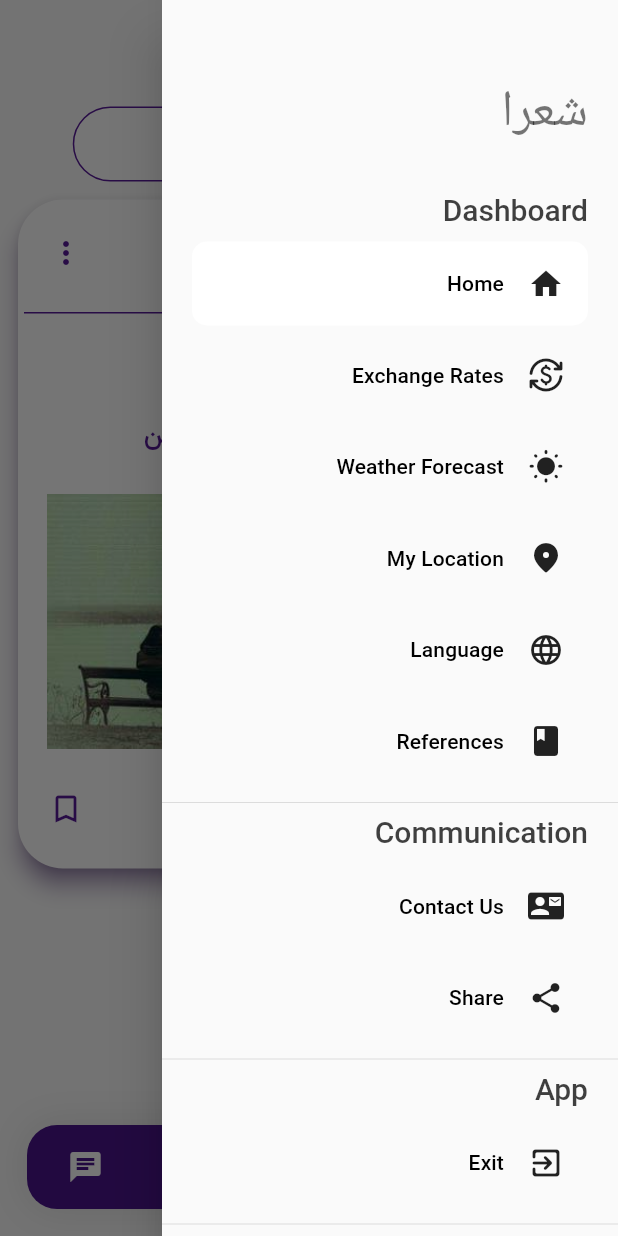
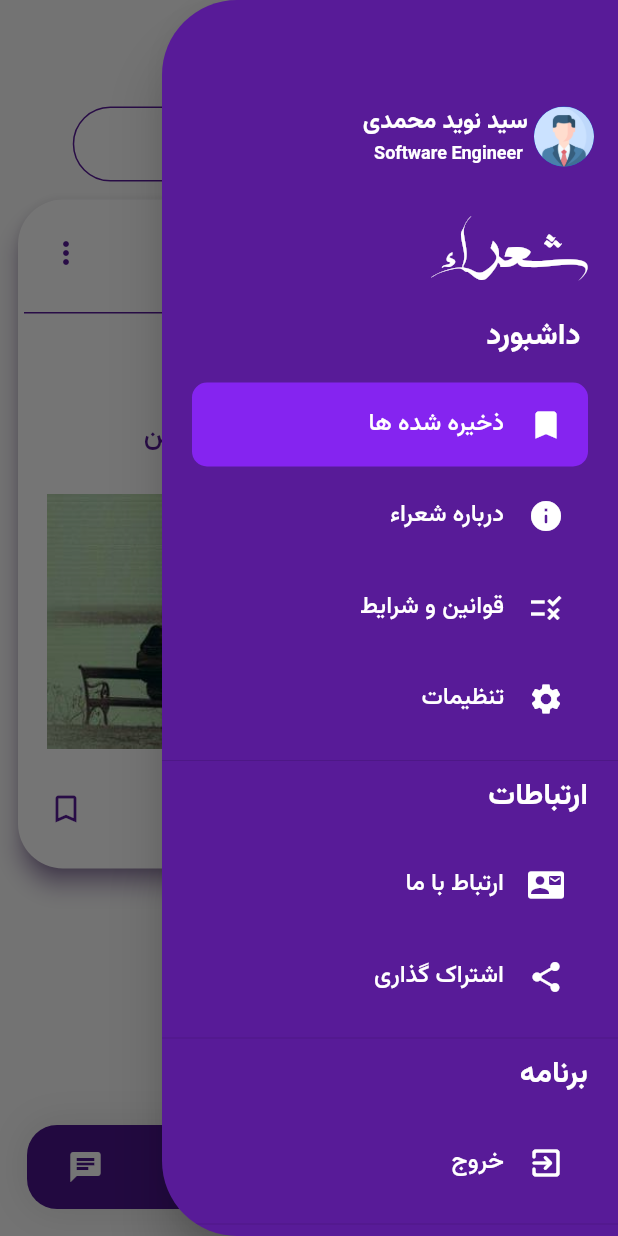
Before and after one commit to SayedNawid/shohaara, a Flutter app: the MainPage screen opened directly, with the side drawer open, on a phone screen of 412 x 824 dp. Run offline on Flutter 3.47's test engine with Material 2 defaults, Android fonts, the light colour scheme and no system bars; drawn by our look-alikes of google_nav_bar; our stand-ins replace firebase_core, firebase_database, font_awesome_flutter, line_icons, slide_to_act, smooth_page_indicator; accounts and stored records are empty.

Commit message:
small changes

```diff
--- a/lib/FireBase/Users.dart
+++ b/lib/FireBase/Users.dart
@@ -40,7 +40,7 @@ Future<void> editUserFromFirebaseDatabase(
   try {
     var userModels = await databaseReference.child('Users').get();
     if (userModels.exists) {
-      UserModel userModel = UserModel();
+      UserModel userModel = UserModel(userEmail: '');
       var userModelsMap = userModels.value as Map;
       for (var userModel in userModelsMap.values) {
         userModel = UserModel.fromMap(userModel);
@@ -73,7 +73,7 @@ Future<void> deleteUserFromFirebaseDatabase(
 Future<void> deleteUserFromFirebase(String userModelId) async {
   var userModels = await databaseReference.child('Users').get();
   if (userModels.exists) {
-    UserModel userModel = UserModel();
+    UserModel userModel = new UserModel(userEmail: userEmail);
     var userModelsMap = userModels.value as Map;
     for (var userModel in userModelsMap.values) {
       userModel = UserModel.fromMap(userModel);
--- a/lib/LoginScreens/sign_up_page.dart
+++ b/lib/LoginScreens/sign_up_page.dart
@@ -147,7 +147,9 @@ class _SignUpPageState extends State<SignUpPage> {
                     SizedBox(
                       height: 8,
                     ),
-                    ButtonConfirm(),
+                    ButtonConfirm(
+                      onPressed: (){},
+                    ),
                     Container(
                       alignment: Alignment.bottomCenter,
                       width: 300,
--- a/lib/navigation/custom_drawer_widget.dart
+++ b/lib/navigation/custom_drawer_widget.dart
@@ -1,37 +1,28 @@
 import 'package:flutter/material.dart';
 
+import '../constants.dart';
 import 'drawer_category_items_list_widget.dart';
 
 List<Map<String, dynamic>> dashboardDrawerItemsList = [
-  {'category_index': 1, 'icon': Icons.home, 'title': 'Home'},
   {
     'category_index': 1,
-    'icon': Icons.currency_exchange_rounded,
-    'title': 'Exchange Rates'
+    'icon': Icons.bookmark,
+    'title': 'ذخیره شده ها',
   },
-  {
-    'category_index': 1,
-    'icon': Icons.wb_sunny_rounded,
-    'title': 'Weather Forecast'
-  },
-  {
-    'category_index': 1,
-    'icon': Icons.location_on_rounded,
-    'title': 'My Location'
-  },
-  {'category_index': 1, 'icon': Icons.language_rounded, 'title': 'Language'},
-  {'category_index': 1, 'icon': Icons.book_rounded, 'title': 'References'},
+  {'category_index': 1, 'icon': Icons.info_rounded, 'title': 'درباره شعراء'},
+  {'category_index': 1, 'icon': Icons.rule, 'title': 'قوانین و شرایط'},
+  {'category_index': 1, 'icon': Icons.settings, 'title': 'تنظیمات'},
 ];
 List<Map<String, dynamic>> communicationDrawerItemsList = [
   {
     'category_index': 2,
     'icon': Icons.contact_mail_rounded,
-    'title': 'Contact Us'
+    'title': 'ارتباط با ما'
   },
-  {'category_index': 2, 'icon': Icons.share_rounded, 'title': 'Share'},
+  {'category_index': 2, 'icon': Icons.share_rounded, 'title': 'اشتراک گذاری'},
 ];
 List<Map<String, dynamic>> appDrawerItemsList = [
-  {'category_index': 3, 'icon': Icons.exit_to_app_rounded, 'title': 'Exit'},
+  {'category_index': 3, 'icon': Icons.exit_to_app_rounded, 'title': 'خروج'},
 ];
 
 class CustomDrawerWidget extends StatelessWidget {
@@ -48,6 +39,10 @@ class CustomDrawerWidget extends StatelessWidget {
   Widget build(BuildContext context) {
     return SafeArea(
       child: Drawer(
+        shape: RoundedRectangleBorder(
+            borderRadius: BorderRadius.only(
+                topLeft: Radius.circular(50), bottomLeft: Radius.circular(50))),
+        backgroundColor: kPrimaryColor,
         child: SingleChildScrollView(
           physics: const BouncingScrollPhysics(),
           reverse: true,
@@ -55,33 +50,77 @@ class CustomDrawerWidget extends StatelessWidget {
             crossAxisAlignment: CrossAxisAlignment.end,
             children: [
               Padding(
+                padding: const EdgeInsets.all(16.0),
+                child: Directionality(
+                  textDirection: TextDirection.rtl,
+                  child: Row(
+                    children: [
+                      CircleAvatar(
+                        backgroundImage: AssetImage("images/profile.png"),
+                      ),
+                      Column(
+                        children: [
+                          Text(
+                            " سید نوید محمدی",
+                            style: TextStyle(
+                                fontFamily: "Vazir",
+                                fontSize: 16,
+                                fontWeight: FontWeight.bold,
+                                color: Colors.white),
+                          ),
+                          Text(
+                            "Software Engineer",
+                            style: TextStyle(
+                                fontFamily: "Vazir",
+                                fontSize: 12,
+                                fontWeight: FontWeight.bold,
+                                color: Colors.white),
+                          )
+                        ],
+                      )
+                    ],
+                  ),
+                ),
+              ),
+              Padding(
                 padding:
-                    const EdgeInsets.symmetric(horizontal: 20, vertical: 30),
+                    const EdgeInsets.symmetric(horizontal: 20, vertical: 10),
                 child: Text(
-                  'شعرا',
+                  'شعراء',
                   textAlign: TextAlign.center,
-                  style: Theme.of(context).textTheme.headlineMedium,
+                  style: TextStyle(
+                      shadows: [
+                        Shadow(
+                          color: kPrimaryColor.withOpacity(0.4),
+                          blurRadius: 18.0,
+                          offset: Offset(5.0, 7.0),
+                        ),
+                      ],
+                      fontSize: 40,
+                      fontFamily: "A.Ali_banner3az.ir",
+                      fontWeight: FontWeight.w500,
+                      color: Colors.white),
                 ),
               ),
               DrawerCategoryItemsListWidget(
                 onTap: onTap,
                 currentDrawerIndex: currentDrawerIndex,
                 flagIndex: 1,
-                title: 'Dashboard',
+                title: 'داشبورد ',
                 itemsList: dashboardDrawerItemsList,
               ),
               DrawerCategoryItemsListWidget(
                 onTap: onTap,
                 currentDrawerIndex: currentDrawerIndex,
                 flagIndex: 2,
-                title: 'Communication',
+                title: 'ارتباطات',
                 itemsList: communicationDrawerItemsList,
               ),
               DrawerCategoryItemsListWidget(
                 onTap: onTap,
                 currentDrawerIndex: currentDrawerIndex,
                 flagIndex: 3,
-                title: 'App',
+                title: 'برنامه',
                 itemsList: appDrawerItemsList,
               ),
             ],
--- a/lib/navigation/drawer_category_items_list_widget.dart
+++ b/lib/navigation/drawer_category_items_list_widget.dart
@@ -27,18 +27,13 @@ class DrawerCategoryItemsListWidget extends StatelessWidget {
           child: Column(
             crossAxisAlignment: CrossAxisAlignment.end,
             children: [
-              Text(
-                title,
-                style: Theme.of(context).textTheme.titleLarge!.copyWith(
-                      color: Theme.of(context)
-                          .textTheme
-                          .titleLarge!
-                          .color!
-                          .withOpacity(0.75),
-                    ),
-              ),
+              Text(title,
+                  style: Theme.of(context).textTheme.titleLarge!.copyWith(
+                      color: Colors.white,
+                      fontFamily: "Vazir",
+                      fontWeight: FontWeight.bold)),
               const SizedBox(
-                height: 10,
+                height: 16,
               ),
               ...List.generate(itemsList.length, (index) {
                 return DrawerItemWidget(
--- a/lib/navigation/drawer_item_widget.dart
+++ b/lib/navigation/drawer_item_widget.dart
@@ -1,4 +1,5 @@
 import 'package:flutter/material.dart';
+import 'package:shohaara/constants.dart';
 
 class DrawerItemWidget extends StatelessWidget {
   const DrawerItemWidget({
@@ -26,19 +27,20 @@ class DrawerItemWidget extends StatelessWidget {
         margin: const EdgeInsets.only(bottom: 5),
         decoration: index == currentDrawerIndex
             ? BoxDecoration(
-                color: Colors.white,
+                color: kSecondrayColor,
                 borderRadius: BorderRadius.circular(10),
               )
             : const BoxDecoration(),
         child: ListTile(
           trailing: Icon(
             icon,
-            color: Theme.of(context).iconTheme.color,
+            color: Colors.white,
           ),
           title: Text(
             title,
             textAlign: TextAlign.end,
-            style: Theme.of(context).textTheme.titleSmall,
+            style: TextStyle(
+                fontFamily: "Vazir", fontSize: 16, color: Colors.white),
           ),
         ),
       ),
--- a/lib/packages/UserModel.dart
+++ b/lib/packages/UserModel.dart
@@ -19,7 +19,7 @@ class UserModel {
   late final String _user_userName;
   late final String _userEmail;
 
-  UserModel();
+  UserModel({required String userEmail});
 
   UserModel.init({
     required String userId,
--- a/pubspec.yaml
+++ b/pubspec.yaml
@@ -24,6 +24,7 @@ dependencies:
   rive: ^0.11.14
   google_nav_bar: ^5.0.6
   line_icons: ^2.0.3
+  firebase_auth: ^4.8.0
 
 
 dev_dependencies:
```
Also changed, not shown: lib/LoginScreens/components/button_confirm.dart (+4 -4 lines), lib/LoginScreens/components/rounded_input_field.dart (+9 -7 lines), lib/LoginScreens/components/rounded_pasword_field.dart (+6 -4 lines), lib/LoginScreens/sign_in_page.dart (+12 -3 lines), lib/MainCategory/ProfilePage.dart (+5 -11 lines), lib/main_page.dart (+5 -6 lines), lib/navigation/InfoCard.dart (deleted, +0 -31 lines), lib/navigation/sideMenu.dart (deleted, +0 -52 lines), pubspec.lock, 1 other file.
